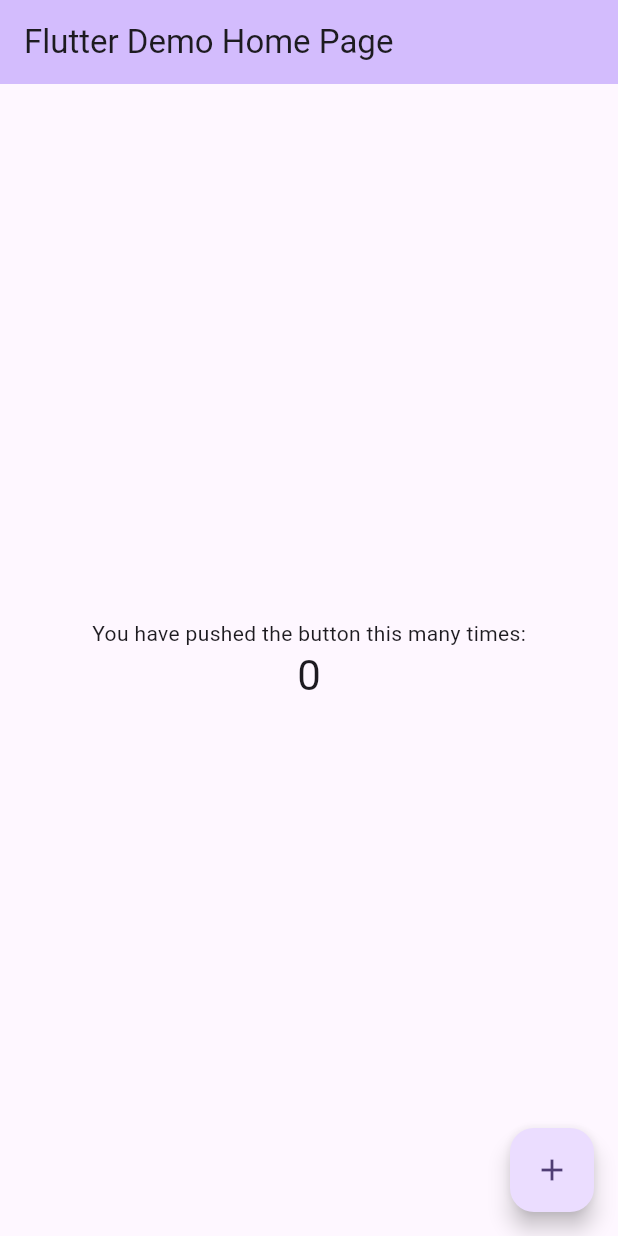
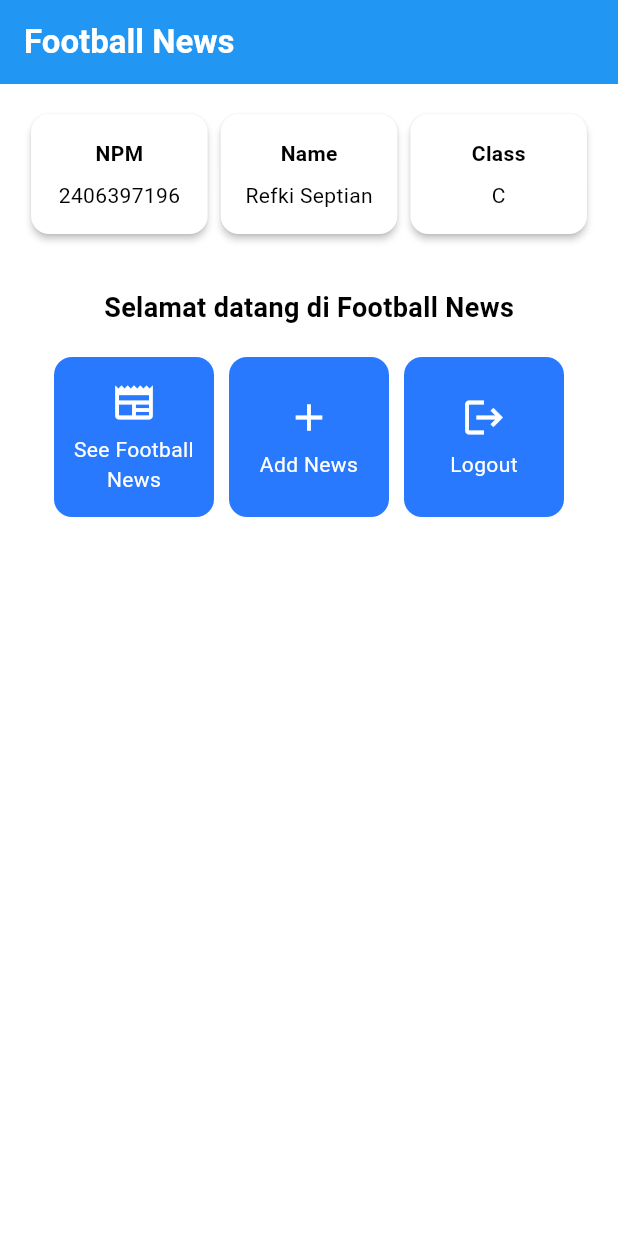
Before and after one commit to RefkiSeptian/football-news-mobile, a Flutter app: the screen it shows after launch, on a phone screen of 412 x 824 dp. Run offline on Flutter 3.47's test engine with Material 3 defaults, Android fonts, the phone set to English and light mode, and no system bars.

Commit message:
Tutorial 6

```diff
--- a/lib/main.dart
+++ b/lib/main.dart
@@ -1,4 +1,5 @@
 import 'package:flutter/material.dart';
+import 'package:football_news/menu.dart';
 
 void main() {
   runApp(const MyApp());
@@ -28,95 +29,10 @@ class MyApp extends StatelessWidget {
         //
         // This works for code too, not just values: Most code changes can be
         // tested with just a hot reload.
-        colorScheme: ColorScheme.fromSeed(seedColor: Colors.deepPurple),
+        colorScheme: ColorScheme.fromSwatch(primarySwatch: Colors.blue)
+        .copyWith(secondary: Colors.blueAccent[400]),
       ),
-      home: const MyHomePage(title: 'Flutter Demo Home Page'),
+      home: MyHomePage(),
     );
   }
 }
-
-class MyHomePage extends StatefulWidget {
-  const MyHomePage({super.key, required this.title});
-
-  // This widget is the home page of your application. It is stateful, meaning
-  // that it has a State object (defined below) that contains fields that affect
-  // how it looks.
-
-  // This class is the configuration for the state. It holds the values (in this
-  // case the title) provided by the parent (in this case the App widget) and
-  // used by the build method of the State. Fields in a Widget subclass are
-  // always marked "final".
-
-  final String title;
-
-  @override
-  State<MyHomePage> createState() => _MyHomePageState();
-}
-
-class _MyHomePageState extends State<MyHomePage> {
-  int _counter = 0;
-
-  void _incrementCounter() {
-    setState(() {
-      // This call to setState tells the Flutter framework that something has
-      // changed in this State, which causes it to rerun the build method below
-      // so that the display can reflect the updated values. If we changed
-      // _counter without calling setState(), then the build method would not be
-      // called again, and so nothing would appear to happen.
-      _counter++;
-    });
-  }
-
-  @override
-  Widget build(BuildContext context) {
-    // This method is rerun every time setState is called, for instance as done
-    // by the _incrementCounter method above.
-    //
-    // The Flutter framework has been optimized to make rerunning build methods
-    // fast, so that you can just rebuild anything that needs updating rather
-    // than having to individually change instances of widgets.
-    return Scaffold(
-      appBar: AppBar(
-        // TRY THIS: Try changing the color here to a specific color (to
-        // Colors.amber, perhaps?) and trigger a hot reload to see the AppBar
-        // change color while the other colors stay the same.
-        backgroundColor: Theme.of(context).colorScheme.inversePrimary,
-        // Here we take the value from the MyHomePage object that was created by
-        // the App.build method, and use it to set our appbar title.
-        title: Text(widget.title),
-      ),
-      body: Center(
-        // Center is a layout widget. It takes a single child and positions it
-        // in the middle of the parent.
-        child: Column(
-          // Column is also a layout widget. It takes a list of children and
-          // arranges them vertically. By default, it sizes itself to fit its
-          // children horizontally, and tries to be as tall as its parent.
-          //
-          // Column has various properties to control how it sizes itself and
-          // how it positions its children. Here we use mainAxisAlignment to
-          // center the children vertically; the main axis here is the vertical
-          // axis because Columns are vertical (the cross axis would be
-          // horizontal).
-          //
-          // TRY THIS: Invoke "debug painting" (choose the "Toggle Debug Paint"
-          // action in the IDE, or press "p" in the console), to see the
-          // wireframe for each widget.
-          mainAxisAlignment: MainAxisAlignment.center,
-          children: <Widget>[
-            const Text('You have pushed the button this many times:'),
-            Text(
-              '$_counter',
-              style: Theme.of(context).textTheme.headlineMedium,
-            ),
-          ],
-        ),
-      ),
-      floatingActionButton: FloatingActionButton(
-        onPressed: _incrementCounter,
-        tooltip: 'Increment',
-        child: const Icon(Icons.add),
-      ), // This trailing comma makes auto-formatting nicer for build methods.
-    );
-  }
-}
--- /dev/null
+++ b/lib/menu.dart
@@ -0,0 +1,190 @@
+import 'package:flutter/material.dart';
+
+
+class MyHomePage extends StatelessWidget {
+    MyHomePage({super.key});
+
+    final String nama = "Refki Septian"; //nama
+    final String npm = "2406397196"; //npm
+    final String kelas = "C"; //kelas
+
+    final List<ItemHomepage> items = [
+    ItemHomepage("See Football News", Icons.newspaper),
+    ItemHomepage("Add News", Icons.add),
+    ItemHomepage("Logout", Icons.logout),
+    ];
+
+    @override
+    Widget build(BuildContext context) {
+    // Scaffold menyediakan struktur dasar halaman dengan AppBar dan body.
+    return Scaffold(
+      // AppBar adalah bagian atas halaman yang menampilkan judul.
+      appBar: AppBar(
+        // Judul aplikasi "Football News" dengan teks putih dan tebal.
+        title: const Text(
+          'Football News',
+          style: TextStyle(
+            color: Colors.white,
+            fontWeight: FontWeight.bold,
+          ),
+        ),
+        // Warna latar belakang AppBar diambil dari skema warna tema aplikasi.
+        backgroundColor: Theme.of(context).colorScheme.primary,
+      ),
+      // Body halaman dengan padding di sekelilingnya.
+      body: Padding(
+        padding: const EdgeInsets.all(16.0),
+        // Menyusun widget secara vertikal dalam sebuah kolom.
+        child: Column(
+          crossAxisAlignment: CrossAxisAlignment.center,
+          children: [
+            // Row untuk menampilkan 3 InfoCard secara horizontal.
+            Row(
+              mainAxisAlignment: MainAxisAlignment.spaceEvenly,
+              children: [
+                InfoCard(title: 'NPM', content: npm),
+                InfoCard(title: 'Name', content: nama),
+                InfoCard(title: 'Class', content: kelas),
+              ],
+            ),
+
+            // Memberikan jarak vertikal 16 unit.
+            const SizedBox(height: 16.0),
+
+            // Menempatkan widget berikutnya di tengah halaman.
+            Center(
+              child: Column(
+                // Menyusun teks dan grid item secara vertikal.
+
+                children: [
+                  // Menampilkan teks sambutan dengan gaya tebal dan ukuran 18.
+                  const Padding(
+                    padding: EdgeInsets.only(top: 16.0),
+                    child: Text(
+                      'Selamat datang di Football News',
+                      style: TextStyle(
+                        fontWeight: FontWeight.bold,
+                        fontSize: 18.0,
+                      ),
+                    ),
+                  ),
+
+                  // Grid untuk menampilkan ItemCard dalam bentuk grid 3 kolom.
+                  GridView.count(
+                    primary: true,
+                    padding: const EdgeInsets.all(20),
+                    crossAxisSpacing: 10,
+                    mainAxisSpacing: 10,
+                    crossAxisCount: 3,
+                    // Agar grid menyesuaikan tinggi kontennya.
+                    shrinkWrap: true,
+
+                    // Menampilkan ItemCard untuk setiap item dalam list items.
+                    children: items.map((ItemHomepage item) {
+                      return ItemCard(item);
+                    }).toList(),
+                  ),
+                ],
+              ),
+            ),
+          ],
+        ),
+      ),
+    );
+    }
+}
+
+
+class InfoCard extends StatelessWidget {
+  // Kartu informasi yang menampilkan title dan content.
+
+  final String title;  // Judul kartu.
+  final String content;  // Isi kartu.
+
+  const InfoCard({super.key, required this.title, required this.content});
+
+  @override
+  Widget build(BuildContext context) {
+    return Card(
+      // Membuat kotak kartu dengan bayangan dibawahnya.
+      elevation: 2.0,
+      child: Container(
+        // Mengatur ukuran dan jarak di dalam kartu.
+        width: MediaQuery.of(context).size.width / 3.5, // menyesuaikan dengan lebar device yang digunakan.
+        padding: const EdgeInsets.all(16.0),
+        // Menyusun title dan content secara vertikal.
+        child: Column(
+          children: [
+            Text(
+              title,
+              style: const TextStyle(fontWeight: FontWeight.bold),
+            ),
+            const SizedBox(height: 8.0),
+            Text(content),
+          ],
+        ),
+      ),
+    );
+  }
+}
+
+class ItemHomepage {
+ final String name;
+ final IconData icon;
+
+ ItemHomepage(this.name, this.icon);
+}
+
+class ItemCard extends StatelessWidget {
+  // Menampilkan kartu dengan ikon dan nama.
+
+  final ItemHomepage item;
+
+  const ItemCard(this.item, {super.key});
+
+  @override
+  Widget build(BuildContext context) {
+    return Material(
+      // Menentukan warna latar belakang dari tema aplikasi.
+      color: Theme.of(context).colorScheme.secondary,
+      // Membuat sudut kartu melengkung.
+      borderRadius: BorderRadius.circular(12),
+
+      child: InkWell(
+        // Aksi ketika kartu ditekan.
+        onTap: () {
+          // Menampilkan pesan SnackBar saat kartu ditekan.
+          ScaffoldMessenger.of(context)
+            ..hideCurrentSnackBar()
+            ..showSnackBar(
+              SnackBar(content: Text("Kamu telah menekan tombol ${item.name}!"))
+            );
+        },
+        // Container untuk menyimpan Icon dan Text
+        child: Container(
+          padding: const EdgeInsets.all(8),
+          child: Center(
+            child: Column(
+              // Menyusun ikon dan teks di tengah kartu.
+              mainAxisAlignment: MainAxisAlignment.center,
+              children: [
+                Icon(
+                  item.icon,
+                  color: Colors.white,
+                  size: 30.0,
+                ),
+                const Padding(padding: EdgeInsets.all(3)),
+                Text(
+                  item.name,
+                  textAlign: TextAlign.center,
+                  style: const TextStyle(color: Colors.white),
+                ),
+              ],
+            ),
+          ),
+        ),
+      ),
+    );
+  }
+
+}
```
